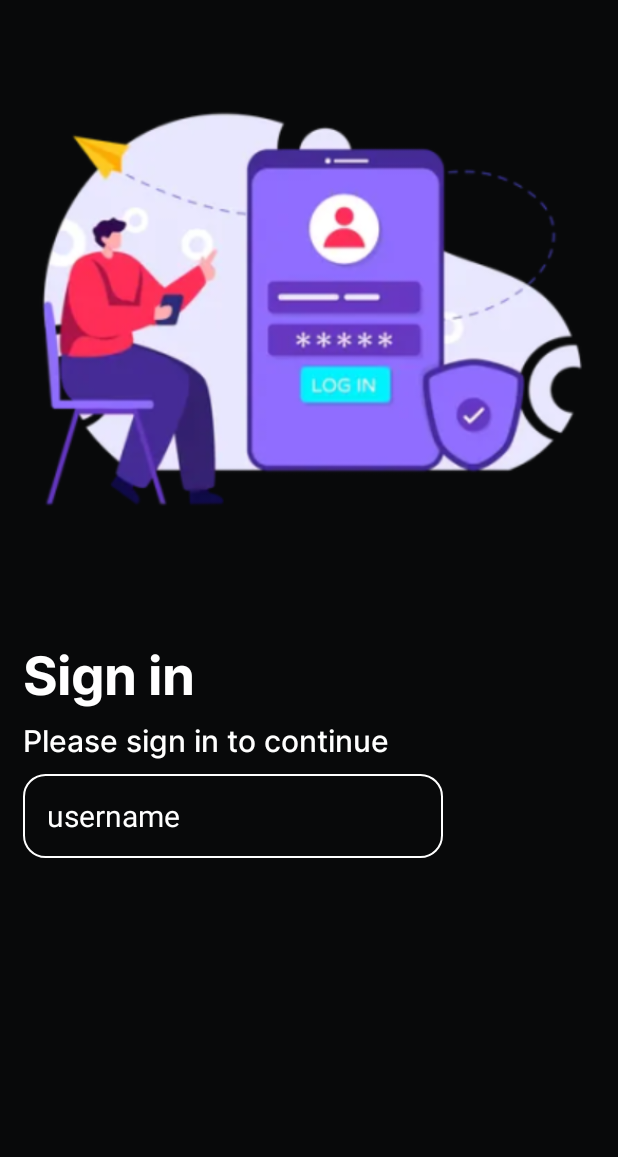
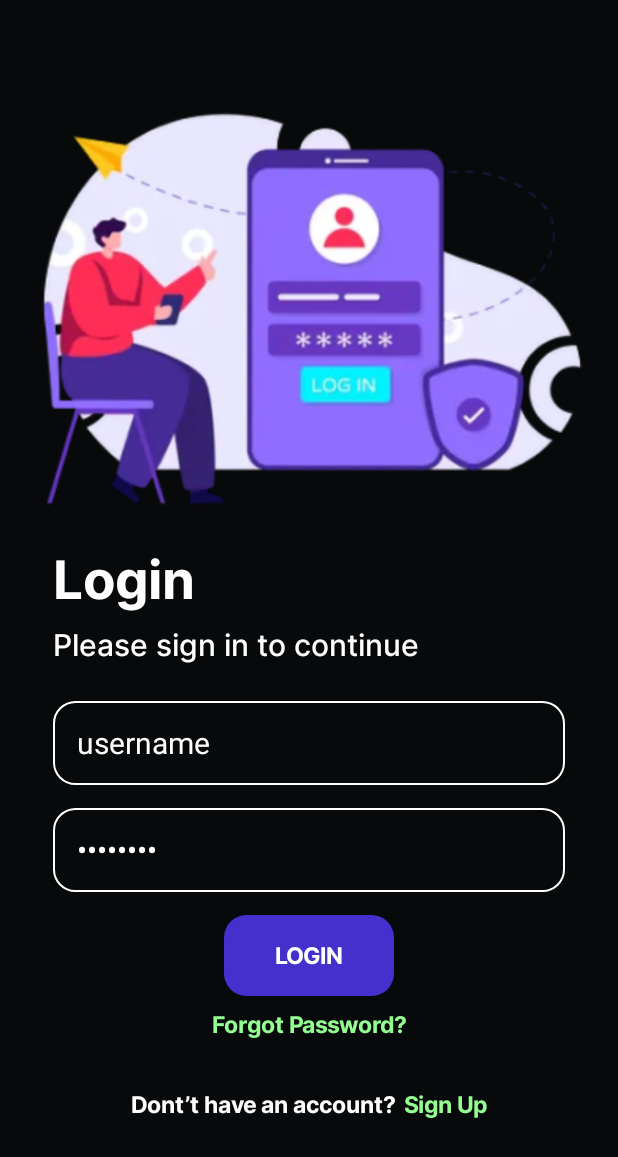
Before and after one commit to gangulwar/Expense-Tracker, an Android app built with Jetpack Compose: the @Preview function LoginPagePreview, on a phone screen of 412 x 824 dp. Shown: the top 1157 px of the screen. Run offline under Robolectric (Android 15) with nearby library versions, the phone set to English and light mode, and no system bars.

Commit message:
add LoginPage ,CreateAccountPage and TopAppBar

```diff
--- a/app/src/main/java/org/gangulwar/expensetracker/LoginPage.kt
+++ b/app/src/main/java/org/gangulwar/expensetracker/LoginPage.kt
@@ -2,14 +2,23 @@ package org.gangulwar.expensetracker
 
 import androidx.compose.foundation.Image
 import androidx.compose.foundation.background
+import androidx.compose.foundation.layout.Arrangement
 import androidx.compose.foundation.layout.Column
+import androidx.compose.foundation.layout.Row
+import androidx.compose.foundation.layout.fillMaxHeight
 import androidx.compose.foundation.layout.fillMaxSize
 import androidx.compose.foundation.layout.fillMaxWidth
 import androidx.compose.foundation.layout.padding
+import androidx.compose.foundation.layout.wrapContentWidth
 import androidx.compose.foundation.shape.RoundedCornerShape
+import androidx.compose.foundation.text.KeyboardActions
+import androidx.compose.foundation.text.KeyboardOptions
+import androidx.compose.material.ButtonColors
 import androidx.compose.material.Text
 import androidx.compose.material.TextField
 import androidx.compose.material.TextFieldColors
+import androidx.compose.material3.Button
+import androidx.compose.material3.ButtonDefaults
 import androidx.compose.material3.ExperimentalMaterial3Api
 import androidx.compose.material3.OutlinedTextField
 import androidx.compose.material3.TextFieldDefaults
@@ -31,6 +40,10 @@ import androidx.compose.ui.unit.dp
 import androidx.compose.ui.unit.sp
 
 import androidx.compose.material3.TextField
+import androidx.compose.ui.Alignment
+import androidx.compose.ui.text.input.KeyboardType
+import androidx.compose.ui.text.input.PasswordVisualTransformation
+import androidx.compose.ui.text.input.VisualTransformation
 
 @OptIn(ExperimentalMaterial3Api::class)
 @Composable
@@ -49,10 +62,14 @@ fun LoginPage() {
             contentScale = ContentScale.FillWidth
         )
 
-        Column(Modifier.padding(15.dp)) {
+        Column(
+            Modifier
+                .padding(start = 35.dp, end = 35.dp)
+                .fillMaxWidth()
+        ) {
 
             Text(
-                text = "Sign in", style = TextStyle(
+                text = "Login", style = TextStyle(
                     fontFamily = interFamily,
                     fontWeight = FontWeight.Bold,
                     color = Color.White,
@@ -72,26 +89,157 @@ fun LoginPage() {
 
             var username by remember { mutableStateOf(TextFieldValue("username")) }
 
-            OutlinedTextField(
-                value = username,
-                textStyle = TextStyle(
-                    fontSize = 20.sp,
-                    color = Color.White
-                ),
+//            OutlinedTextField(
+//                modifier = Modifier
+//                    .padding(top = 15.dp)
+//                    .fillMaxWidth(),
+//                value = username,
+//                textStyle = TextStyle(
+//                    fontSize = 20.sp,
+//                    color = Color.White
+//                ),
+//                onValueChange = {
+//                    username = it
+//                },
+//                colors = TextFieldDefaults.textFieldColors(
+//                    containerColor = Color.Transparent,
+//                    focusedIndicatorColor = Color.White,
+//                    unfocusedIndicatorColor = Color.White
+//                ),
+//                shape = RoundedCornerShape(15.dp)
+//            )
+
+            InputTextField(
+                variable = username,
                 onValueChange = {
-                         username = it
-                },
-                colors = TextFieldDefaults.textFieldColors(
-                    containerColor = Color.Transparent,
-                    focusedIndicatorColor = Color.White,
-                    unfocusedIndicatorColor = Color.White
-                ),
-                shape = RoundedCornerShape(15.dp)
+                    username = it
+                }
             )
 
+            var password by remember { mutableStateOf(TextFieldValue("password")) }
 
+            InputTextField(
+                variable = password,
+                onValueChange = { password = it },
+                visualTransformation = PasswordVisualTransformation()
+            )
+//            OutlinedTextField(
+//                modifier = Modifier
+//                    .padding(top = 15.dp)
+//                    .fillMaxWidth(),
+//                value = password,
+//                textStyle = TextStyle(
+//                    fontSize = 20.sp,
+//                    color = Color.White
+//                ),
+//                onValueChange = {
+//                    password = it
+//                },
+//                colors = TextFieldDefaults.textFieldColors(
+//                    containerColor = Color.Transparent,
+//                    focusedIndicatorColor = Color.White,
+//                    unfocusedIndicatorColor = Color.White
+//                ),
+//                shape = RoundedCornerShape(15.dp),
+//                keyboardOptions = KeyboardOptions(
+//                    keyboardType = KeyboardType.Password
+//                )
+//            )
+
+            Column(
+                modifier = Modifier
+                    .fillMaxWidth()
+                    .fillMaxHeight()
+                    .padding(top = 15.dp),
+                horizontalAlignment = Alignment.CenterHorizontally,
+                //   verticalArrangement = Arrangement.SpaceEvenly
+            ) {
+                Button(
+                    onClick = {
+
+                    },
+                    colors = ButtonDefaults.buttonColors(
+                        containerColor = colorResource(
+                            R.color.login_button
+                        )
+                    ), shape = RoundedCornerShape(15.dp)
+                ) {
+                    Text(
+                        modifier = Modifier.padding(10.dp),
+                        text = "LOGIN",
+                        color = Color.White,
+                        fontSize = 15.sp,
+                        fontFamily = interFamily,
+                        fontWeight = FontWeight.Bold
+                    )
+                }
+
+                Text(
+                    modifier = Modifier.padding(top = 10.dp),
+                    text = "Forgot Password?",
+                    style = TextStyle(
+                        color = colorResource(R.color.forgot_password),
+                        fontSize = 15.sp,
+                        fontFamily = interFamily,
+                        fontWeight = FontWeight.SemiBold
+                    )
+                )
+
+                Row(
+                    modifier = Modifier.padding(top = 35.dp)
+                ) {
+                    Text(
+                        text = "Dont’t have an account?",
+                        style = TextStyle(
+                            color = Color.White,
+                            fontSize = 15.sp,
+                            fontFamily = interFamily,
+                            fontWeight = FontWeight.SemiBold
+                        )
+                    )
+
+                    Text(
+                        modifier = Modifier.padding(start = 5.dp),
+                        text = "Sign Up",
+                        style = TextStyle(
+                            color = colorResource(R.color.forgot_password),
+                            fontSize = 15.sp,
+                            fontFamily = interFamily,
+                            fontWeight = FontWeight.SemiBold
+                        ),
+                    )
+                }
+            }
         }
     }
+}
+
+
+@OptIn(ExperimentalMaterial3Api::class)
+@Composable
+fun InputTextField(
+    variable: TextFieldValue,
+    onValueChange: (TextFieldValue) -> Unit,
+    visualTransformation: VisualTransformation = VisualTransformation.None
+) {
+    OutlinedTextField(
+        modifier = Modifier
+            .padding(top = 15.dp)
+            .fillMaxWidth(),
+        value = variable,
+        textStyle = TextStyle(
+            fontSize = 20.sp,
+            color = Color.White
+        ),
+        onValueChange = onValueChange,
+        colors = TextFieldDefaults.textFieldColors(
+            containerColor = Color.Transparent,
+            focusedIndicatorColor = Color.White,
+            unfocusedIndicatorColor = Color.White
+        ),
+        shape = RoundedCornerShape(15.dp),
+        visualTransformation = visualTransformation
+    )
 }
 
 @Preview(showSystemUi = true, showBackground = true)
--- a/app/src/main/res/values/colors.xml
+++ b/app/src/main/res/values/colors.xml
@@ -8,4 +8,6 @@
     <color name="black">#FF000000</color>
     <color name="white">#FFFFFFFF</color>
     <color name="main_bg">#08090A</color>
+    <color name="login_button">#4630CD</color>
+    <color name="forgot_password">#92FF90</color>
 </resources>
```
Also changed, not shown: app/src/main/java/org/gangulwar/expensetracker/CreateAccountPage.kt (added, +177 -0 lines), app/src/main/java/org/gangulwar/expensetracker/Home.kt (+67 -2 lines), app/src/main/res/values/strings.xml (+7 -0 lines), app/src/main/res/drawable/login_illustration.png, app/src/main/res/drawable/user_image.jpeg (added).
